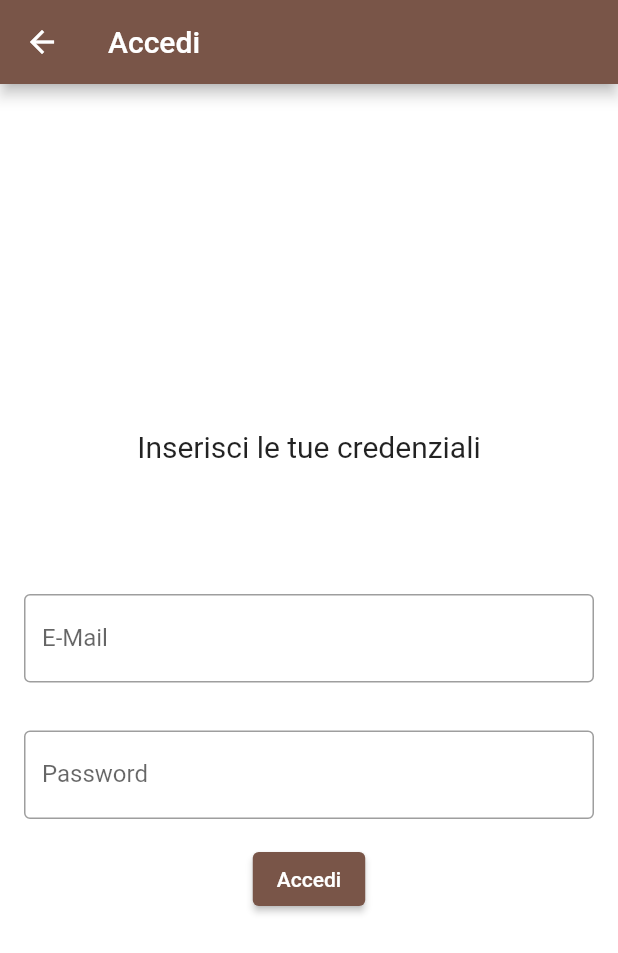
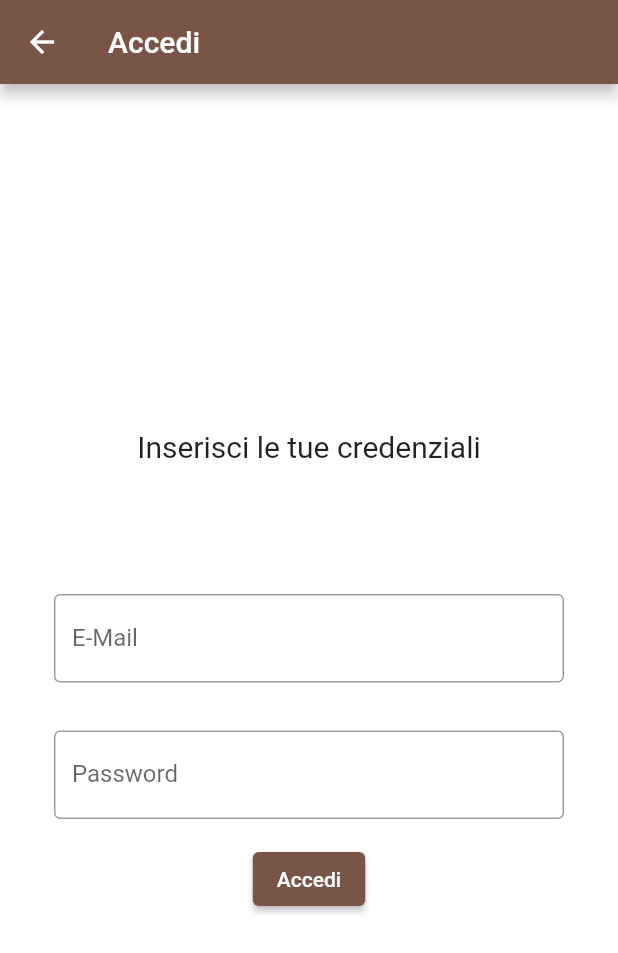
Before and after one commit to francesco-ratti/Appartapp-old, a Flutter app: the Login screen opened by its route, on a phone screen of 412 x 824 dp. Shown: the top 953 px of the screen. Run offline on Flutter 3.47's test engine with Material 2 defaults, Android fonts, the phone set to English and light mode, and no system bars; drawn by our look-alikes of modal_progress_hud_nsn; our stand-ins replace blur, carousel_slider, cookie_jar, dio, dio_cookie_manager, dismissible_page and 10 more; missing offline and left inert: image_picker_gallery_camera, image_picker_platform_interface; accounts and stored records are empty.

Commit message:
fix login page layout which was overflowing on horizontal or on small screens

```diff
--- a/lib/pages/login.dart
+++ b/lib/pages/login.dart
@@ -82,7 +82,13 @@ class _LoginState extends State<Login> {
       ),
       backgroundColor: widget.bgColor,
       body: ModalProgressHUD(
-        child: Center(
+        child: LayoutBuilder(
+            builder: (context, constraints) => ListView(children: [
+                  Container(
+                      padding: const EdgeInsets.all(20.0),
+                      constraints: BoxConstraints(
+                        minHeight: constraints.maxHeight,
+                      ),
                       child: Column(
                           mainAxisAlignment: MainAxisAlignment.center,
                           children: <Widget>[
@@ -150,6 +156,7 @@ class _LoginState extends State<Login> {
                                     });
                                   }, email, password);
                                 })
+                          ]))
                 ])),
         inAsyncCall: _isLoading,
         // demo of some additional parameters
```
Lines whose indentation alone changed are shown as unchanged.
